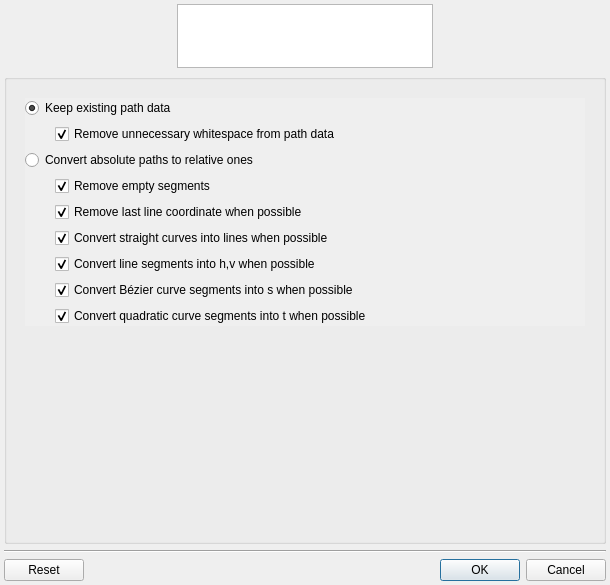
First picture: the form in src/wizarddialog.ui, repository RazrFalcon/svgcleaner, before the edit.
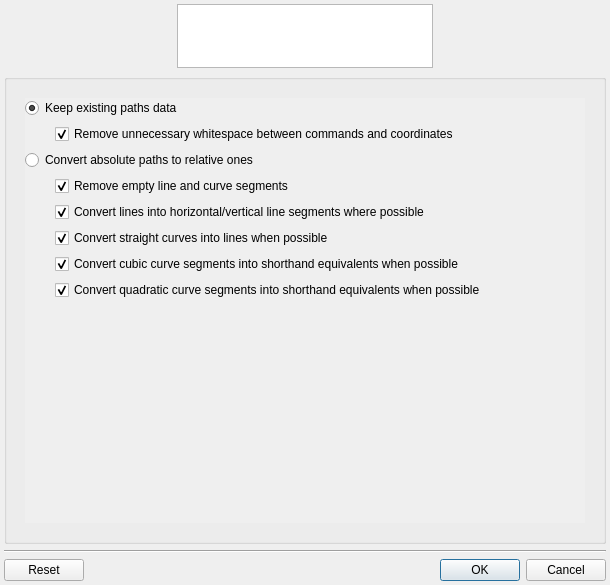
Second picture: the form after the edit. The open tabs and pages were chosen to show the change. Custom widgets are drawn as their Qt base class.

Commit message: Icons tooltip now work stable. All renders now by QSvgRenderer. Slower, but better. All keys from "Paths" tab now works.

```diff
--- a/src/wizarddialog.ui
+++ b/src/wizarddialog.ui
@@ -1218,6 +1218,206 @@
           </item>
          </layout>
         </widget>
+        <widget class="QWidget" name="page_7">
+         <layout class="QVBoxLayout" name="verticalLayout_11">
+          <item>
+           <widget class="QScrollArea" name="scrollArea_5">
+            <property name="frameShape">
+             <enum>QFrame::NoFrame</enum>
+            </property>
+            <property name="frameShadow">
+             <enum>QFrame::Plain</enum>
+            </property>
+            <property name="widgetResizable">
+             <bool>true</bool>
+            </property>
+            <widget class="QWidget" name="scrollAreaWidgetContents_5">
+             <property name="geometry">
+              <rect>
+               <x>0</x>
+               <y>0</y>
+               <width>580</width>
+               <height>451</height>
+              </rect>
+             </property>
+             <layout class="QVBoxLayout" name="verticalLayout_12">
+              <property name="margin">
+               <number>0</number>
+              </property>
+              <item>
+               <widget class="QRadioButton" name="radioBtnKeepPaths">
+                <property name="accessibleName">
+                 <string>convert-abs-paths=no</string>
+                </property>
+                <property name="accessibleDescription">
+                 <string>convert-abs-paths=yes</string>
+                </property>
+                <property name="text">
+                 <string>Keep existing paths data</string>
+                </property>
+                <property name="checked">
+                 <bool>true</bool>
+                </property>
+               </widget>
+              </item>
+              <item>
+               <widget class="QWidget" name="widgetKeepPaths" native="true">
+                <property name="sizePolicy">
+                 <sizepolicy hsizetype="Preferred" vsizetype="Fixed">
+                  <horstretch>0</horstretch>
+                  <verstretch>0</verstretch>
+                 </sizepolicy>
+                </property>
+                <layout class="QVBoxLayout" name="verticalLayout_13">
+                 <property name="leftMargin">
+                  <number>30</number>
+                 </property>
+                 <property name="topMargin">
+                  <number>0</number>
+                 </property>
+                 <property name="rightMargin">
+                  <number>0</number>
+                 </property>
+                 <property name="bottomMargin">
+                  <number>0</number>
+                 </property>
+                 <item>
+                  <widget class="QCheckBox" name="checkBox_13">
+                   <property name="accessibleName">
+                    <string>remove-uwsp-path</string>
+                   </property>
+                   <property name="text">
+                    <string>Remove unnecessary whitespace between commands and coordinates</string>
+                   </property>
+                   <property name="checked">
+                    <bool>true</bool>
+                   </property>
+                  </widget>
+                 </item>
+                </layout>
+               </widget>
+              </item>
+              <item>
+               <widget class="QRadioButton" name="radioBtnConvertPaths">
+                <property name="accessibleName">
+                 <string>convert-abs-paths=yes</string>
+                </property>
+                <property name="accessibleDescription">
+                 <string>convert-abs-paths=yes</string>
+                </property>
+                <property name="text">
+                 <string>Convert absolute paths to relative ones</string>
+                </property>
+               </widget>
+              </item>
+              <item>
+               <widget class="QWidget" name="widgetConvertPaths" native="true">
+                <property name="sizePolicy">
+                 <sizepolicy hsizetype="Preferred" vsizetype="Fixed">
+                  <horstretch>0</horstretch>
+                  <verstretch>0</verstretch>
+                 </sizepolicy>
+                </property>
+                <layout class="QVBoxLayout" name="verticalLayout_14">
+                 <property name="leftMargin">
+                  <number>30</number>
+                 </property>
+                 <property name="topMargin">
+                  <number>0</number>
+                 </property>
+                 <property name="rightMargin">
+                  <number>0</number>
+                 </property>
+                 <property name="bottomMargin">
+                  <number>0</number>
+                 </property>
+                 <item>
+                  <widget class="QCheckBox" name="checkBox_17">
+                   <property name="accessibleName">
+                    <string>remove-empty-segments</string>
+                   </property>
+                   <property name="text">
+                    <string>Remove empty line and curve segments</string>
+                   </property>
+                   <property name="checked">
+                    <bool>true</bool>
+                   </property>
+                  </widget>
+                 </item>
+                 <item>
+                  <widget class="QCheckBox" name="checkBox_44">
+                   <property name="accessibleName">
+                    <string>convert-lines-hv</string>
+                   </property>
+                   <property name="text">
+                    <string>Convert lines into horizontal/vertical line segments where possible</string>
+                   </property>
+                   <property name="checked">
+                    <bool>true</bool>
+                   </property>
+                  </widget>
+                 </item>
+                 <item>
+                  <widget class="QCheckBox" name="checkBox_43">
+                   <property name="accessibleName">
+                    <string>convert-curves-lines</string>
+                   </property>
+                   <property name="text">
+                    <string>Convert straight curves into lines when possible</string>
+                   </property>
+                   <property name="checked">
+                    <bool>true</bool>
+                   </property>
+                  </widget>
+                 </item>
+                 <item>
+                  <widget class="QCheckBox" name="checkBox_42">
+                   <property name="accessibleName">
+                    <string>convert-curves-cs</string>
+                   </property>
+                   <property name="text">
+                    <string>Convert cubic curve segments into shorthand equivalents when possible</string>
+                   </property>
+                   <property name="checked">
+                    <bool>true</bool>
+                   </property>
+                  </widget>
+                 </item>
+                 <item>
+                  <widget class="QCheckBox" name="checkBox_33">
+                   <property name="accessibleName">
+                    <string>convert-curves-qt</string>
+                   </property>
+                   <property name="text">
+                    <string>Convert quadratic curve segments into shorthand equivalents when possible</string>
+                   </property>
+                   <property name="checked">
+                    <bool>true</bool>
+                   </property>
+                  </widget>
+                 </item>
+                </layout>
+               </widget>
+              </item>
+              <item>
+               <spacer name="verticalSpacer_6">
+                <property name="orientation">
+                 <enum>Qt::Vertical</enum>
+                </property>
+                <property name="sizeHint" stdset="0">
+                 <size>
+                  <width>20</width>
+                  <height>40</height>
+                 </size>
+                </property>
+               </spacer>
+              </item>
+             </layout>
+            </widget>
+           </widget>
+          </item>
+         </layout>
+        </widget>
         <widget class="QWidget" name="page_4">
          <layout class="QVBoxLayout" name="verticalLayout_6">
           <item>
@@ -1792,174 +1992,6 @@
           </item>
          </layout>
         </widget>
-        <widget class="QWidget" name="page_7">
-         <layout class="QVBoxLayout" name="verticalLayout_11">
-          <item>
-           <widget class="QScrollArea" name="scrollArea_5">
-            <property name="frameShape">
-             <enum>QFrame::NoFrame</enum>
-            </property>
-            <property name="frameShadow">
-             <enum>QFrame::Plain</enum>
-            </property>
-            <property name="widgetResizable">
-             <bool>true</bool>
-            </property>
-            <widget class="QWidget" name="scrollAreaWidgetContents_5">
-             <property name="geometry">
-              <rect>
-               <x>0</x>
-               <y>0</y>
-               <width>580</width>
-               <height>224</height>
-              </rect>
-             </property>
-             <layout class="QVBoxLayout" name="verticalLayout_12">
-              <property name="margin">
-               <number>0</number>
-              </property>
-              <item>
-               <widget class="QRadioButton" name="radioButton">
-                <property name="text">
-                 <string>Keep existing path data</string>
-                </property>
-                <property name="checked">
-                 <bool>true</bool>
-                </property>
-               </widget>
-              </item>
-              <item>
-               <widget class="QWidget" name="widget_2" native="true">
-                <layout class="QVBoxLayout" name="verticalLayout_13">
-                 <property name="leftMargin">
-                  <number>30</number>
-                 </property>
-                 <property name="topMargin">
-                  <number>0</number>
-                 </property>
-                 <property name="rightMargin">
-                  <number>0</number>
-                 </property>
-                 <property name="bottomMargin">
-                  <number>0</number>
-                 </property>
-                 <item>
-                  <widget class="QCheckBox" name="checkBox_13">
-                   <property name="text">
-                    <string>Remove unnecessary whitespace from path data</string>
-                   </property>
-                   <property name="checked">
-                    <bool>true</bool>
-                   </property>
-                  </widget>
-                 </item>
-                </layout>
-               </widget>
-              </item>
-              <item>
-               <widget class="QRadioButton" name="radioButton_2">
-                <property name="text">
-                 <string>Convert absolute paths to relative ones</string>
-                </property>
-               </widget>
-              </item>
-              <item>
-               <widget class="QWidget" name="widget_3" native="true">
-                <layout class="QVBoxLayout" name="verticalLayout_14">
-                 <property name="leftMargin">
-                  <number>30</number>
-                 </property>
-                 <property name="topMargin">
-                  <number>0</number>
-                 </property>
-                 <property name="rightMargin">
-                  <number>0</number>
-                 </property>
-                 <property name="bottomMargin">
-                  <number>0</number>
-                 </property>
-                 <item>
-                  <widget class="QCheckBox" name="checkBox_17">
-                   <property name="text">
-                    <string>Remove empty segments</string>
-                   </property>
-                   <property name="checked">
-                    <bool>true</bool>
-                   </property>
-                  </widget>
-                 </item>
-                 <item>
-                  <widget class="QCheckBox" name="checkBox_44">
-                   <property name="text">
-                    <string>Remove last line coordinate when possible</string>
-                   </property>
-                   <property name="checked">
-                    <bool>true</bool>
-                   </property>
-                  </widget>
-                 </item>
-                 <item>
-                  <widget class="QCheckBox" name="checkBox_43">
-                   <property name="text">
-                    <string>Convert straight curves into lines when possible</string>
-                   </property>
-                   <property name="checked">
-                    <bool>true</bool>
-                   </property>
-                  </widget>
-                 </item>
-                 <item>
-                  <widget class="QCheckBox" name="checkBox_42">
-                   <property name="text">
-                    <string>Convert line segments into h,v when possible</string>
-                   </property>
-                   <property name="checked">
-                    <bool>true</bool>
-                   </property>
-                  </widget>
-                 </item>
-                 <item>
-                  <widget class="QCheckBox" name="checkBox_33">
-                   <property name="text">
-                    <string>Convert Bézier curve segments into s when possible</string>
-                   </property>
-                   <property name="checked">
-                    <bool>true</bool>
-                   </property>
-                  </widget>
-                 </item>
-                 <item>
-                  <widget class="QCheckBox" name="checkBox_41">
-                   <property name="text">
-                    <string>Convert quadratic curve segments into t when possible</string>
-                   </property>
-                   <property name="checked">
-                    <bool>true</bool>
-                   </property>
-                  </widget>
-                 </item>
-                </layout>
-               </widget>
-              </item>
-             </layout>
-            </widget>
-           </widget>
-          </item>
-          <item>
-           <spacer name="verticalSpacer_6">
-            <property name="orientation">
-             <enum>Qt::Vertical</enum>
-            </property>
-            <property name="sizeHint" stdset="0">
-             <size>
-              <width>20</width>
-              <height>40</height>
-             </size>
-            </property>
-           </spacer>
-          </item>
-         </layout>
-        </widget>
        </widget>
       </item>
      </layout>
```
Left out of the diff: 138 changed lines with no effect on the pictures. The commit also changes 4 other files.
